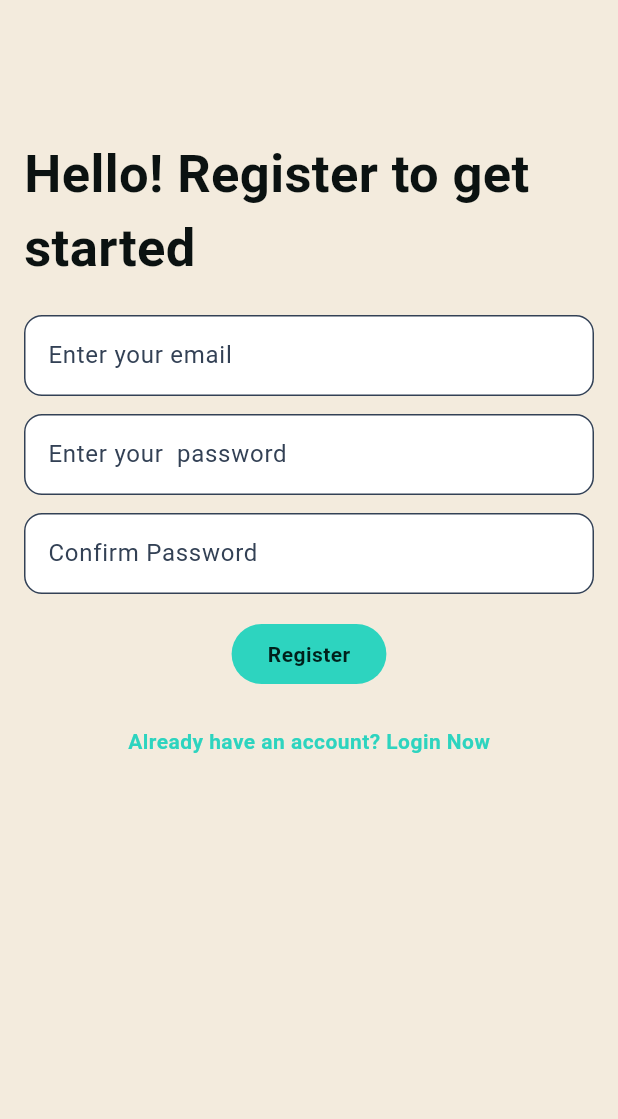
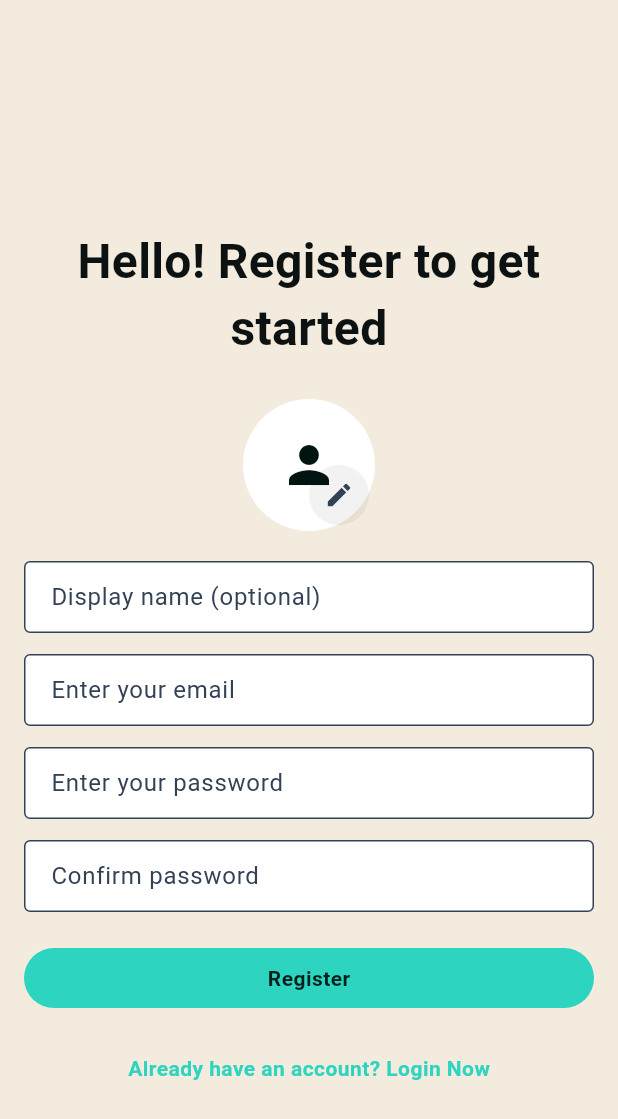
Before and after one commit to amhimel/fridge_radar, a Flutter app: the screen it shows after launch, after a tap on "Don’t have an account? Register Now", on a phone screen of 412 x 824 dp. Shown: the top 1119 px of the screen. Run offline on Flutter 3.47's test engine with Material 3 defaults, Android fonts, the phone set to English and light mode, and no system bars; our stand-ins replace flutter_dotenv, flutter_riverpod, go_router, image_picker, supabase_flutter; accounts and stored records are empty.

```diff
--- a/lib/common/widgets/app_input.dart
+++ b/lib/common/widgets/app_input.dart
@@ -1,17 +1,49 @@
+// lib/common/widgets/app_input.dart
 import 'package:flutter/material.dart';
 
 class AppInput extends StatelessWidget {
+  const AppInput({
+    super.key,
+    required this.controller,
+    required this.label,
+    this.keyboardType,
+    this.textInputAction,
+    this.obscureText = false,
+    this.onSubmitted,
+    this.enabled = true,
+    this.hintText,
+  });
+
+  final TextEditingController controller;
   final String label;
-  final TextEditingController? controller;
+
+  /// Extra options your Register/Login screen wants:
   final TextInputType? keyboardType;
-  const AppInput({super.key, required this.label, this.controller, this.keyboardType});
+  final TextInputAction? textInputAction;
+  final bool obscureText;
+  final ValueChanged<String>? onSubmitted;
+
+  /// Optional niceties
+  final bool enabled;
+  final String? hintText;
 
   @override
   Widget build(BuildContext context) {
     return TextField(
       controller: controller,
+      enabled: enabled,
       keyboardType: keyboardType,
-      decoration: InputDecoration(labelText: label),
+      textInputAction: textInputAction,
+      obscureText: obscureText,
+      onSubmitted: onSubmitted,
+      decoration: InputDecoration(
+        labelText: label,
+        hintText: hintText,
+        border: const OutlineInputBorder(),
+        filled: true,
+        fillColor: Colors.white,
+        contentPadding: const EdgeInsets.symmetric(horizontal: 14, vertical: 12),
+      ),
     );
   }
 }
--- a/lib/features/auth/register_screen.dart
+++ b/lib/features/auth/register_screen.dart
@@ -1,10 +1,12 @@
 // lib/features/auth/presentation/register_screen.dart
+import 'dart:io';
 import 'package:flutter/material.dart';
 import 'package:flutter_riverpod/flutter_riverpod.dart';
+import 'package:go_router/go_router.dart';
+import 'package:image_picker/image_picker.dart';
 import 'package:fridge_radar/common/widgets/app_input.dart';
-import 'package:go_router/go_router.dart';
 import '../../common/widgets/app_button.dart';
-import '../../view_model/providers/auth_controller.dart';
+import '../../view_model/providers/auth_providers.dart';
 import '../../view_model/providers/register_loading_provider.dart';
 
 class RegisterScreen extends ConsumerStatefulWidget {
@@ -15,12 +17,16 @@ class RegisterScreen extends ConsumerStatefulWidget {
 }
 
 class _RegisterScreenState extends ConsumerState<RegisterScreen> {
+  final nameCtrl = TextEditingController();
   final emailCtrl = TextEditingController();
   final passCtrl = TextEditingController();
   final confirmCtrl = TextEditingController();
 
+  File? _avatarFile;
+
   @override
   void dispose() {
+    nameCtrl.dispose();
     emailCtrl.dispose();
     passCtrl.dispose();
     confirmCtrl.dispose();
@@ -30,6 +36,14 @@ class _RegisterScreenState extends ConsumerState<RegisterScreen> {
   void _showSnack(String msg) {
     if (!mounted) return;
     ScaffoldMessenger.of(context).showSnackBar(SnackBar(content: Text(msg)));
+  }
+
+  Future<void> _pickAvatar() async {
+    final picker = ImagePicker();
+    final picked = await picker.pickImage(source: ImageSource.gallery, imageQuality: 85);
+    if (picked != null) {
+      setState(() => _avatarFile = File(picked.path));
+    }
   }
 
   String? _validateEmail(String v) {
@@ -46,32 +60,37 @@ class _RegisterScreenState extends ConsumerState<RegisterScreen> {
   }
 
   Future<void> _register() async {
+    final name = nameCtrl.text.trim().isEmpty ? null : nameCtrl.text.trim();
     final email = emailCtrl.text.trim();
     final pass = passCtrl.text;
     final confirm = confirmCtrl.text;
 
-    final emailErr = _validateEmail(email);
-    final passErr = _validatePassword(pass);
-    final confirmErr = confirm.isEmpty
-        ? 'Confirm your password'
-        : (confirm != pass ? 'Passwords do not match' : null);
+    String? emailErr, passErr, confirmErr;
+    final re = RegExp(r'^[^\s@]+@[^\s@]+\.[^\s@]+$');
+    if (email.isEmpty || !re.hasMatch(email)) emailErr = 'Enter a valid email';
+    if (pass.isEmpty || pass.length < 6) passErr = 'Password must be at least 6 characters';
+    if (confirm.isEmpty) {
+      confirmErr = 'Confirm your password';
+    } else if (confirm != pass) {confirmErr = 'Passwords do not match';}
 
     final firstError = [emailErr, passErr, confirmErr].whereType<String>().firstOrNull;
-    if (firstError != null) {
-      _showSnack(firstError);
-      return;
-    }
+    if (firstError != null) { _showSnack(firstError); return; }
 
     final loading = ref.read(registerLoadingProvider.notifier);
     loading.state = true;
+
     try {
-      // 1) Register with ONLY email+password
-      await ref.read(authControllerProvider).register(email, pass);
+      // ⬇️ Use the avatar-enabled register here
+      await ref.read(authControllerProvider).register(
+        email,
+        pass,
+        displayName: name,
+        avatarFile: _avatarFile, // File? you set via ImagePicker
+      );
 
-      // 2) Try to login (if email verification is OFF this creates a session)
+      // Optional: try to sign in immediately (works if email verification is off)
       try { await ref.read(authControllerProvider).login(email, pass); } catch (_) {}
 
-      // Router will push to /complete-profile if name/avatar missing
       if (!mounted) return;
       context.go('/home');
     } catch (e) {
@@ -90,48 +109,90 @@ class _RegisterScreenState extends ConsumerState<RegisterScreen> {
       appBar: AppBar(
         backgroundColor: Colors.transparent,
         elevation: 0,
-        leading: const Padding(
-          padding: EdgeInsets.only(left: 15,top: 10), // keep some margin from edge
-          //child: CustomBackButton(),
-        ),
       ),
-      body: SingleChildScrollView(
-        child: Column(
-          mainAxisAlignment: MainAxisAlignment.start,
-          crossAxisAlignment: CrossAxisAlignment.center,
-          children: [
-            Padding(
+      body: SafeArea(
+        child: Center(
+          child: ConstrainedBox(
+            constraints: const BoxConstraints(maxWidth: 520),
+            child: SingleChildScrollView(
               padding: const EdgeInsets.all(16),
               child: Column(
+                crossAxisAlignment: CrossAxisAlignment.stretch,
                 children: [
-                  SizedBox(height: 20,),
-                  Text(
+                  const SizedBox(height: 8),
+                  const Text(
                     "Hello! Register to get started",
-                    style: TextStyle(fontSize: 35, fontWeight: FontWeight.bold),
+                    style: TextStyle(fontSize: 32, fontWeight: FontWeight.bold),
+                    textAlign: TextAlign.center,
                   ),
-                  SizedBox(height: 20,),
+                  const SizedBox(height: 24),
+
+                  // Avatar picker
+                  Center(
+                    child: Stack(
+                      children: [
+                        CircleAvatar(
+                          radius: 44,
+                          backgroundColor: Colors.white,
+                          backgroundImage: _avatarFile != null ? FileImage(_avatarFile!) : null,
+                          child: _avatarFile == null
+                              ? const Icon(Icons.person, size: 40)
+                              : null,
+                        ),
+                        Positioned(
+                          bottom: 0,
+                          right: 0,
+                          child: IconButton(
+                            onPressed: _pickAvatar,
+                            icon: const Icon(Icons.edit, size: 20),
+                            style: IconButton.styleFrom(
+                              backgroundColor: Colors.black.withOpacity(0.05),
+                            ),
+                          ),
+                        ),
+                      ],
+                    ),
+                  ),
+
+                  const SizedBox(height: 20),
+
+                  AppInput(
+                    controller: nameCtrl,
+                    label: 'Display name (optional)',
+                    textInputAction: TextInputAction.next,
+                  ),
+                  const SizedBox(height: 14),
+
                   AppInput(
                     controller: emailCtrl,
                     label: 'Enter your email',
                     keyboardType: TextInputType.emailAddress,
+                    textInputAction: TextInputAction.next,
                   ),
-                  const SizedBox(height: 12),
+                  const SizedBox(height: 14),
+
                   AppInput(
                     controller: passCtrl,
-                    label: 'Enter your  password',
-                    //obscureText: true,
+                    label: 'Enter your password',
+                    obscureText: true,
+                    textInputAction: TextInputAction.next,
                   ),
-                  const SizedBox(height: 12),
+                  const SizedBox(height: 14),
+
                   AppInput(
                     controller: confirmCtrl,
-                    label: 'Confirm Password',
+                    label: 'Confirm password',
+                    obscureText: true,
+                    onSubmitted: (_) => isRegistering ? null : _register(),
                   ),
-                  const SizedBox(height: 16),
+                  const SizedBox(height: 20),
+
                   AppButton(
-                    label: 'Register',
+                    label: isRegistering ? 'Registering…' : 'Register',
                     onPressed: isRegistering ? null : _register,
                   ),
-                  SizedBox(height: 10,),
+
+                  const SizedBox(height: 12),
                   TextButton(
                     onPressed: isRegistering ? null : () => context.go('/login'),
                     child: const Text('Already have an account? Login Now'),
@@ -139,7 +200,7 @@ class _RegisterScreenState extends ConsumerState<RegisterScreen> {
                 ],
               ),
             ),
-          ],
+          ),
         ),
       ),
     );
--- a/lib/view_model/providers/register_loading_provider.dart
+++ b/lib/view_model/providers/register_loading_provider.dart
@@ -1,4 +1,3 @@
 import 'package:flutter_riverpod/flutter_riverpod.dart';
-import 'package:flutter_riverpod/legacy.dart';
 
 final registerLoadingProvider = StateProvider<bool>((ref) => false);
--- a/pubspec.yaml
+++ b/pubspec.yaml
@@ -36,7 +36,7 @@ dependencies:
   cupertino_icons: ^1.0.8
   flutter_dotenv: ^5.1.0
   go_router: ^16.3.0
-  flutter_riverpod: ^3.0.3
+  flutter_riverpod: ^2.5.1
   supabase_flutter: ^2.10.3
   flutter_local_notifications: ^19.5.0
   intl: ^0.20.2
@@ -44,6 +44,7 @@ dependencies:
     sdk: flutter
   freezed_annotation: ^2.4.4
   json_annotation: ^4.9.0
+  image_picker: ^1.1.2
 
 
 dev_dependencies:
```
Also changed, not shown: lib/view_model/providers/auth_controller.dart (deleted, +0 -38 lines), lib/view_model/providers/auth_providers.dart (added, +34 -0 lines), lib/view_model/repositories/auth_repository.dart (+6 -3 lines), pubspec.lock, 1 other file.
